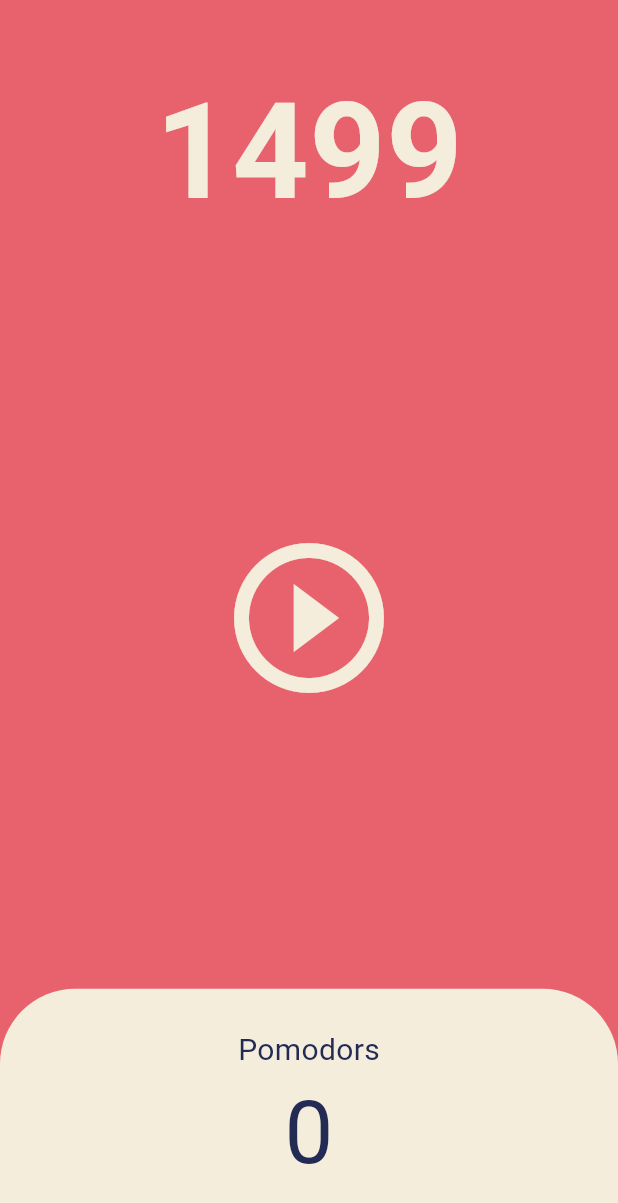
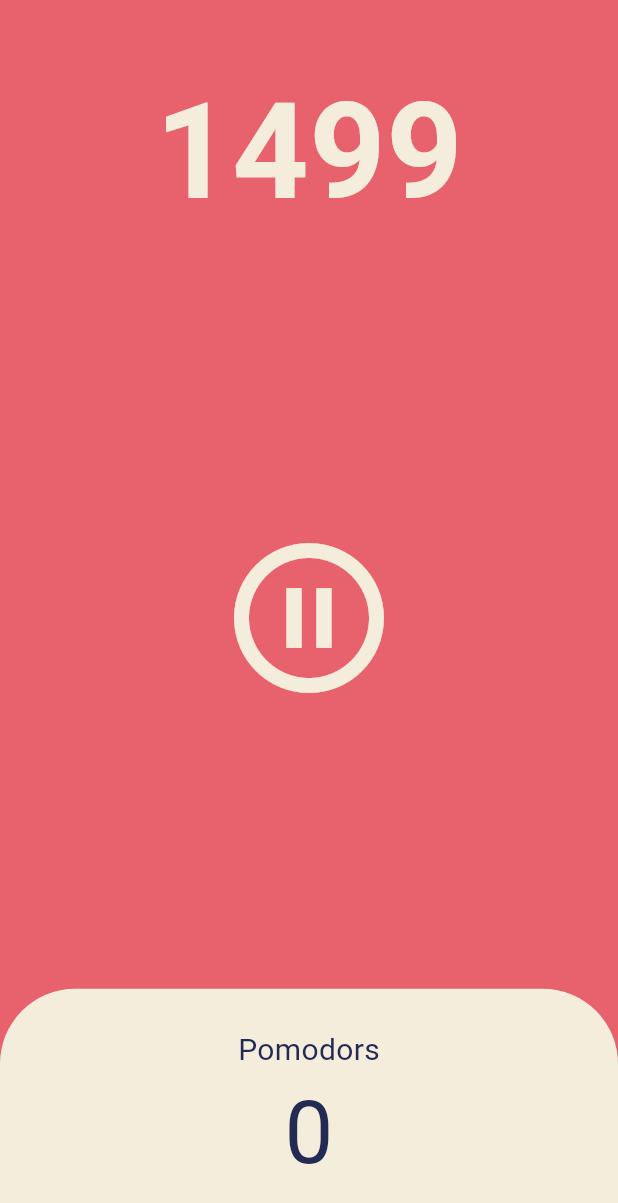
Before and after one commit to kisbi3/NomadCoders_Flutter, a Flutter app: the screen it shows after launch, after a tap on the "play circle outline" icon, on a phone screen of 412 x 824 dp. Shown: the top 1203 px of the screen. Run offline on Flutter 3.47's test engine with Material 3 defaults, Android fonts, the phone set to English and light mode, and no system bars.

Commit message:
5.2 Pause Play

```diff
--- a/lib/screens/home_screen.dart
+++ b/lib/screens/home_screen.dart
@@ -13,6 +13,8 @@ class _HomeScreenState extends State<HomeScreen> {
   int totalSeconds = 1500;
   // 사용자가 버튼을 누를 때만 타이머가 생성되게 할 예정이라 late로 초기화를 미루자.
   late Timer timer;
+  // 일시정지 버튼을 만들기 위함.
+  bool isRunning = false;
 
   void onTick(Timer timer) {
     // state 변경
@@ -25,6 +27,17 @@ class _HomeScreenState extends State<HomeScreen> {
     // Timer -> 정해진 간격에 한번씩 함수 실행
     // 1초마다 onTick 함수 실행
     timer = Timer.periodic(const Duration(seconds: 1), onTick);
+    setState(() {
+      isRunning = true;
+    });
+  }
+
+  // 시간 멈추게 하기
+  void onPausePressed() {
+    timer.cancel();
+    setState(() {
+      isRunning = false;
+    });
   }
 
   @override
@@ -58,8 +71,10 @@ class _HomeScreenState extends State<HomeScreen> {
               child: IconButton(
                 iconSize: 120,
                 color: Theme.of(context).cardColor,
-                onPressed: onStartPressed,
-                icon: const Icon(Icons.play_circle_outline),
+                onPressed: isRunning ? onPausePressed : onStartPressed,
+                icon: Icon(isRunning
+                    ? Icons.pause_circle_outline
+                    : Icons.play_circle_outline),
               ),
             ),
           ),
```
